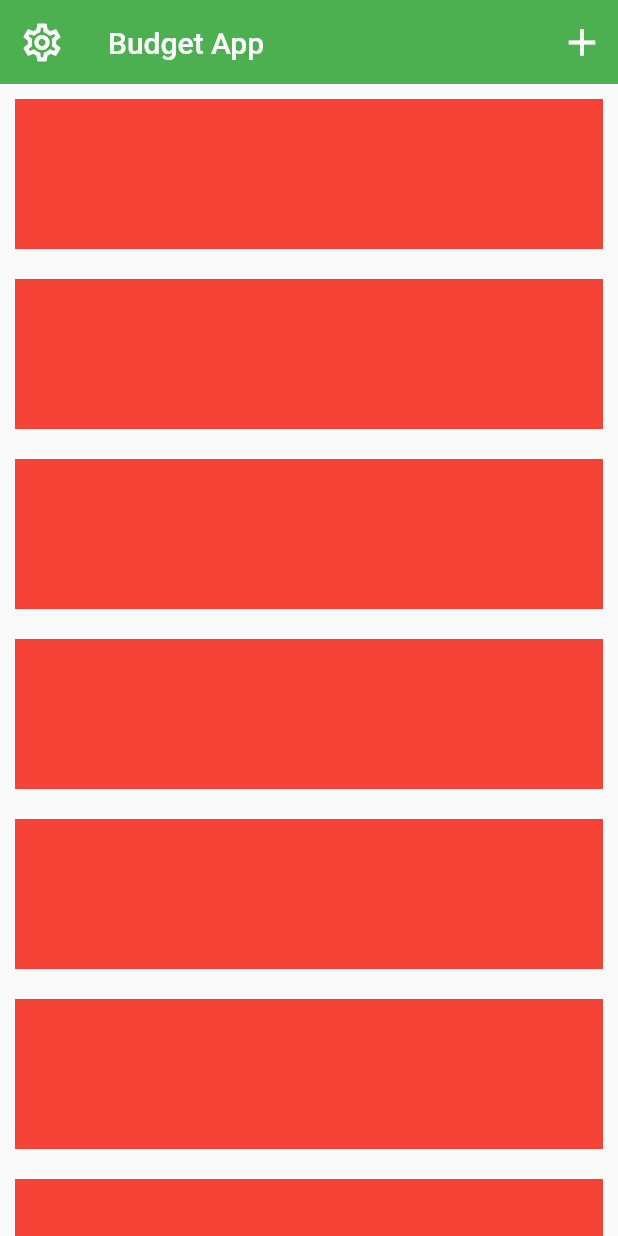
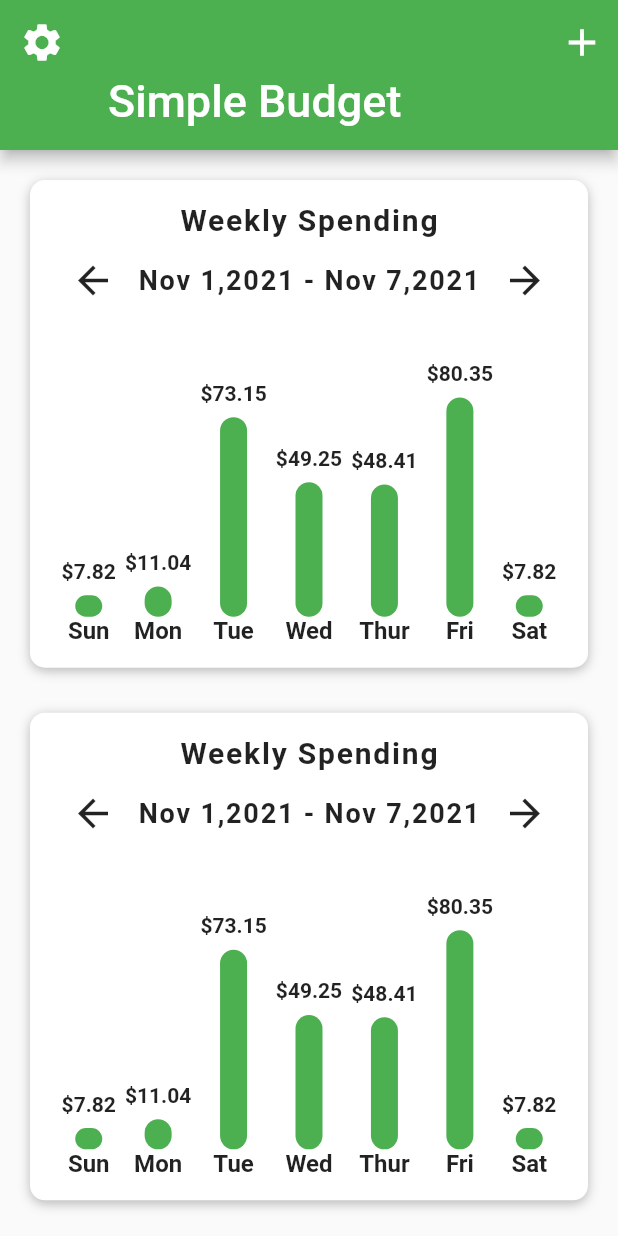
Before and after one commit to Abdulla-Khan/Budget-App-UI, a Flutter app: the screen it shows after launch, on a phone screen of 412 x 824 dp. Run offline on Flutter 3.47's test engine with Material 2 defaults, Android fonts, the phone set to English and light mode, and no system bars.

Commit message:
First Commit

```diff
--- /dev/null
+++ b/lib/data/data.dart
@@ -0,0 +1,39 @@
+import 'dart:math';
+
+import 'package:budget_app/models/category_models.dart';
+import 'package:budget_app/models/expense_model.dart';
+
+final rand = Random();
+
+final List<double> weeklySpending = [
+  rand.nextDouble() * 100,
+  rand.nextDouble() * 100,
+  rand.nextDouble() * 100,
+  rand.nextDouble() * 100,
+  rand.nextDouble() * 100,
+  rand.nextDouble() * 100,
+  rand.nextDouble() * 100,
+];
+
+_generateExpenses() {
+  List<Expense> expenses = [
+    Expense(name: 'Item 0', cost: rand.nextDouble() * 90),
+    Expense(name: 'Item 1', cost: rand.nextDouble() * 90),
+    Expense(name: 'Item 2', cost: rand.nextDouble() * 90),
+    Expense(name: 'Item 3', cost: rand.nextDouble() * 90),
+    Expense(name: 'Item 4', cost: rand.nextDouble() * 90),
+    Expense(name: 'Item 5', cost: rand.nextDouble() * 90),
+  ];
+  return expenses;
+}
+
+List<Category> categories = [
+  Category(name: 'Food', maxAmount: 450, expenses: _generateExpenses()),
+  Category(name: 'Clothing', maxAmount: 500, expenses: _generateExpenses()),
+  Category(name: 'Utilities', maxAmount: 600, expenses: _generateExpenses()),
+  Category(
+      name: 'Entertainment', maxAmount: 330, expenses: _generateExpenses()),
+  Category(
+      name: 'Transportation', maxAmount: 500, expenses: _generateExpenses()),
+  Category(name: 'Housing', maxAmount: 1000, expenses: _generateExpenses()),
+];
--- a/lib/screens/homepage.dart
+++ b/lib/screens/homepage.dart
@@ -1,5 +1,7 @@
 // ignore_for_file: prefer_const_constructors
 
+import 'package:budget_app/data/data.dart';
+import 'package:budget_app/widgets/bar_chart.dart';
 import 'package:flutter/material.dart';
 
 class HomePage extends StatefulWidget {
@@ -17,34 +19,44 @@ class _HomePageState extends State<HomePage> {
         physics: BouncingScrollPhysics(),
         slivers: [
           SliverAppBar(
+            backgroundColor: Colors.green,
+            centerTitle: true,
+            expandedHeight: 100.0,
+            forceElevated: true,
+            pinned: true,
             leading: IconButton(
-              icon: Icon(
-                Icons.settings_outlined,
-                size: 30,
-              ),
+              icon: Icon(Icons.settings),
+              iconSize: 30,
               onPressed: () {},
             ),
             flexibleSpace: FlexibleSpaceBar(
-              title: Text("Budget App"),
+              title: Text("Simple Budget"),
             ),
-            actions: [
+            actions: <Widget>[
               IconButton(
                 onPressed: () {},
-                icon: Icon(
-                  Icons.add,
-                  size: 30,
-                ),
-              ),
+                icon: Icon(Icons.add),
+                iconSize: 30,
+              )
             ],
           ),
           SliverList(
             delegate: SliverChildBuilderDelegate((BuildContext context, index) {
               return Container(
-                margin: EdgeInsets.all(10),
-                height: 100,
-                color: Colors.red,
+                margin: EdgeInsets.fromLTRB(20, 20, 20, 10),
+                decoration: BoxDecoration(
+                  color: Colors.white,
+                  borderRadius: BorderRadius.circular(10),
+                  boxShadow: [
+                    BoxShadow(
+                        color: Colors.black26,
+                        offset: Offset(0, 2),
+                        blurRadius: 6)
+                  ],
+                ),
+                child: BarChart(weeklySpending),
               );
-            }, childCount: 10),
+            }, childCount: 9),
           ),
         ],
       ),
--- /dev/null
+++ b/lib/widgets/bar_chart.dart
@@ -0,0 +1,110 @@
+import 'package:flutter/material.dart';
+
+class BarChart extends StatelessWidget {
+  const BarChart(this.expenses);
+  final List<double> expenses;
+  @override
+  Widget build(BuildContext context) {
+    double mostExpensive = 0;
+    expenses.forEach((double price) {
+      if (price > mostExpensive) {
+        mostExpensive = price;
+      }
+    });
+    return Padding(
+      padding: const EdgeInsets.all(15.0),
+      child: Column(
+        children: [
+          const Text(
+            "Weekly Spending",
+            style: TextStyle(
+              fontSize: 20,
+              fontWeight: FontWeight.bold,
+              letterSpacing: 1.2,
+            ),
+          ),
+          const SizedBox(
+            height: 5,
+          ),
+          Row(
+            mainAxisAlignment: MainAxisAlignment.spaceAround,
+            children: [
+              IconButton(
+                icon: const Icon(
+                  Icons.arrow_back,
+                  size: 30,
+                ),
+                onPressed: () {},
+              ),
+              const Text(
+                "Nov 1,2021 - Nov 7,2021",
+                style: TextStyle(
+                    fontSize: 18,
+                    fontWeight: FontWeight.w600,
+                    letterSpacing: 1.2),
+              ),
+              IconButton(
+                icon: const Icon(
+                  Icons.arrow_forward,
+                  size: 30,
+                ),
+                onPressed: () {},
+              )
+            ],
+          ),
+          SizedBox(
+            height: 30,
+          ),
+          Row(
+              mainAxisAlignment: MainAxisAlignment.spaceEvenly,
+              crossAxisAlignment: CrossAxisAlignment.end,
+              children: [
+                Bar("Sun", expenses[6], mostExpensive),
+                Bar("Mon", expenses[0], mostExpensive),
+                Bar("Tue", expenses[1], mostExpensive),
+                Bar("Wed", expenses[2], mostExpensive),
+                Bar("Thur", expenses[3], mostExpensive),
+                Bar("Fri", expenses[4], mostExpensive),
+                Bar("Sat", expenses[6], mostExpensive)
+              ])
+        ],
+      ),
+    );
+  }
+}
+
+class Bar extends StatelessWidget {
+  final String label;
+  final double amountSpent;
+  final double mostExpense;
+  final double _maxBar = 150;
+
+  const Bar(this.label, this.amountSpent, this.mostExpense);
+
+  @override
+  Widget build(BuildContext context) {
+    final BarHeight = amountSpent / mostExpense * _maxBar;
+    return Column(
+      children: [
+        Text("\$${amountSpent.toStringAsFixed(2)}",
+            style: TextStyle(
+              fontWeight: FontWeight.w600,
+            )),
+        SizedBox(
+          height: 8,
+        ),
+        Container(
+          height: BarHeight,
+          width: 18,
+          decoration: BoxDecoration(
+              color: Theme.of(context).primaryColor,
+              borderRadius: BorderRadius.circular(16)),
+        ),
+        Text(
+          label,
+          style: TextStyle(fontWeight: FontWeight.w600, fontSize: 16),
+        ),
+      ],
+    );
+  }
+}
```
